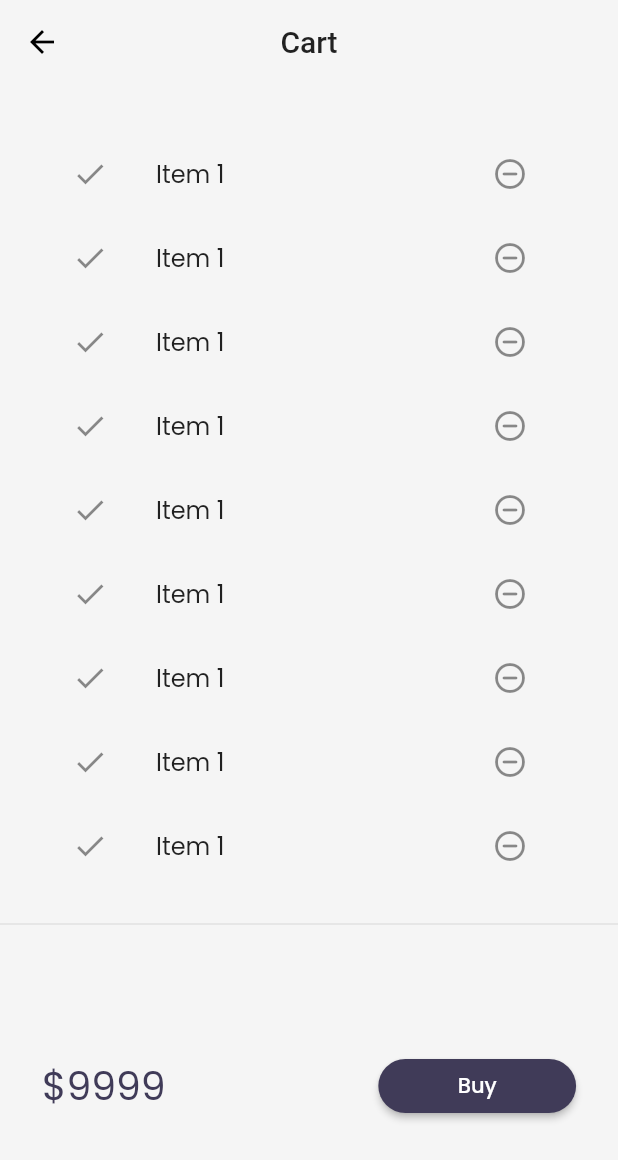
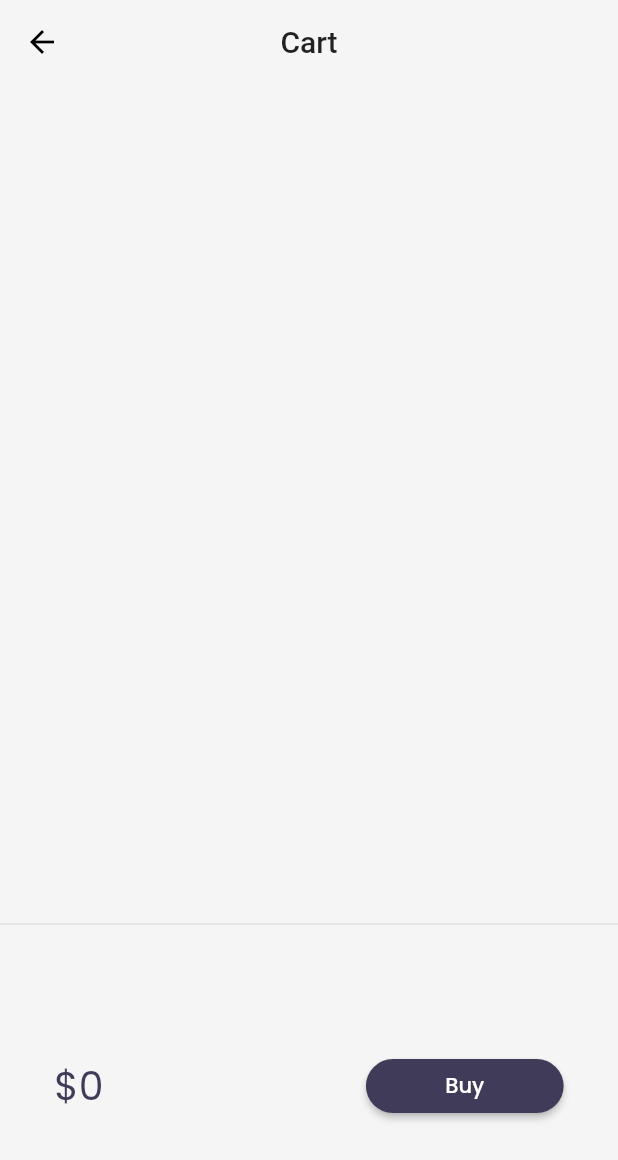
Before and after one commit to Laiba-Ijaz/Flutter_Practice, a Flutter app: the screen it shows after launch, after a tap on an icon or button, on a phone screen of 412 x 824 dp. Shown: the top 1160 px of the screen. Run offline on Flutter 3.47's test engine with Material 2 defaults, Android fonts, the phone set to English and light mode, and no system bars; our stand-ins replace google_fonts, math_expressions, velocity_x; missing offline and left inert: dart:ffi; network calls fail.

Commit message:
Day 24 Completed
Added Add to cart functionality, made new model CartModel

```diff
--- /dev/null
+++ b/Flutter_Day_3/lib/models/cart.dart
@@ -0,0 +1,40 @@
+import 'catalog.dart';
+
+class CartModel{
+
+  static final cartModel = CartModel._internal();
+
+  CartModel._internal();
+
+  factory CartModel() => cartModel;
+
+  // catalog field
+  late CatalogModel _catalog;
+
+  final List<int> _itemIds = [];
+
+  CatalogModel get catalog => _catalog;
+
+  set catalog(CatalogModel newCatalog) {
+    assert(newCatalog != null);
+    _catalog = newCatalog;
+  }
+
+  // Get items in the cart
+  List<Item> get items => _itemIds.map((id) => _catalog.getById(id)).toList();
+
+  // Get total price
+  num get totalPrice =>
+      items.fold(0, (total, current) => total + current.price);
+
+  // Add Item
+
+  void add(Item item) {
+    _itemIds.add(item.id);
+  }
+
+  void remove(Item item) {
+    _itemIds.remove(item.id);
+  }
+
+}
--- a/Flutter_Day_3/lib/models/catalog.dart
+++ b/Flutter_Day_3/lib/models/catalog.dart
@@ -4,11 +4,11 @@ class CatalogModel {
   static List<Item>? items;
 
   //get Item by Id
-  static Item getById(int id)=>
+  Item getById(int id)=>
       items!.firstWhere((element) =>element.id==id, orElse: null);
 
   //get item by position
-  static Item getByPosition(int pos) => items![pos];
+  Item getByPosition(int pos) => items![pos];
 }
 
 class Item {
--- a/Flutter_Day_3/lib/pages/cart_page.dart
+++ b/Flutter_Day_3/lib/pages/cart_page.dart
@@ -1,4 +1,5 @@
 import 'package:flutter/material.dart';
+import '../models/cart.dart';
 import '../widgets/theme.dart';
 import 'package:velocity_x/velocity_x.dart';
 class CartPage extends StatelessWidget {
@@ -25,14 +26,16 @@ class _CartList extends StatelessWidget {
 
   @override
   Widget build(BuildContext context) {
+    final _cart = CartModel();
     return ListView.builder(
+      itemCount: _cart.items.length,
       itemBuilder: (context,index)=>ListTile(
         leading: const Icon(Icons.done),
         trailing: IconButton(
           icon: const Icon(Icons.remove_circle_outline_rounded),
           onPressed: (){},
         ),
-        title: "Item 1".text.make(),
+        title: _cart.items[index].name.text.make(),
       ),
     );
   }
@@ -43,14 +46,17 @@ class _CartTotal extends StatelessWidget {
 
   @override
   Widget build(BuildContext context) {
+    final _cart = CartModel();
     return SizedBox(
       height: 200,
       child: Row(
         mainAxisAlignment: MainAxisAlignment.spaceAround,
         children: [
-          "\$9999".text.xl3.color(context.theme.accentColor).make(),
+          "\$${_cart.totalPrice}".text.xl3.color(context.theme.accentColor).make(),
           30.widthBox,
-          ElevatedButton(onPressed: (){},
+          ElevatedButton(onPressed: (){
+            ScaffoldMessenger.of(context).showSnackBar(SnackBar(content: "Buying is not supported yet".text.white.make()));
+          },
           style: ButtonStyle(
             backgroundColor: MaterialStateProperty.all(
                 MyTheme.darkBluishColor
--- a/Flutter_Day_3/lib/widgets/home_widgets/catalog_list.dart
+++ b/Flutter_Day_3/lib/widgets/home_widgets/catalog_list.dart
@@ -1,4 +1,5 @@
 import 'package:flutter/material.dart';
+import 'package:flutter_day_three/models/cart.dart';
 import 'package:flutter_day_three/models/catalog.dart';
 import 'package:velocity_x/velocity_x.dart';
 import '../../pages/home_detail_page.dart';
@@ -15,7 +16,7 @@ class CatalogList extends StatelessWidget {
       itemCount: CatalogModel.items!.length,
       itemBuilder: (context, index){
         //final catalog = CatalogModel.items![index];
-        final catalog = CatalogModel.getByPosition(index);
+        final catalog = CatalogModel.items![index];
         return InkWell(
           onTap: (){
             Navigator.push(context, MaterialPageRoute(builder: (context)=>
@@ -66,17 +67,8 @@ class CatalogItem extends StatelessWidget {
                     buttonPadding: EdgeInsets.zero,
                     children: [
                       "\$${catalog.price}".text.bold.xl.make(),
-                      ElevatedButton(
-                        onPressed: () {},
-                        style: ButtonStyle(
-                            backgroundColor: MaterialStateProperty.all(
-                              MyTheme.darkBluishColor
-                            ),
-                            shape: MaterialStateProperty.all(
-                              StadiumBorder(),
-                            )),
-                        child: "Add to Cart".text.make(),
-                      )
+                      _AddToCart(catalog: catalog)
+
                     ],
                   ).pOnly(right: 5.0)
                 ],
@@ -86,3 +78,37 @@ class CatalogItem extends StatelessWidget {
     ).color(context.cardColor).rounded.square(150).make().py8();
   }
 }
+class _AddToCart extends StatefulWidget {
+  final Item catalog;
+  const _AddToCart({Key? key, required this.catalog}) : super(key: key);
+
+  @override
+  State<_AddToCart> createState() => _AddToCartState();
+}
+
+class _AddToCartState extends State<_AddToCart> {
+  bool isAdded = false;
+  @override
+  Widget build(BuildContext context) {
+    return  ElevatedButton(
+      onPressed: () {
+        isAdded = isAdded.toggle();
+        final _catalog = CatalogModel();
+        final _cart = CartModel();
+        _cart.catalog=_catalog;
+        _cart.add(widget.catalog);
+        setState(() {
+
+        });
+      },
+      style: ButtonStyle(
+          backgroundColor: MaterialStateProperty.all(
+              MyTheme.darkBluishColor
+          ),
+          shape: MaterialStateProperty.all(
+            const StadiumBorder(),
+          )),
+      child:isAdded? const Icon(Icons.done): "Add to Cart".text.make(),
+    );
+  }
+}
```
